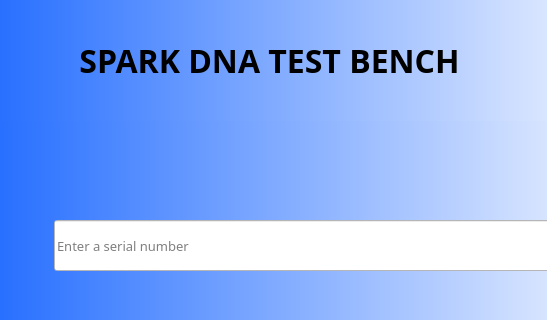
Old version of the form firstDialog.ui in the repository maharaja1510/UI; both pictures show x 126 to 673 and y 0 to 320 of the 800 by 480 pixel window.
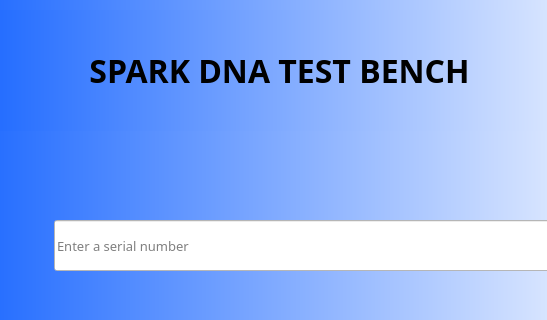
New version of the form.

```diff
--- a/firstDialog.ui
+++ b/firstDialog.ui
@@ -19,8 +19,8 @@
   <widget class="QLabel" name="label">
    <property name="geometry">
     <rect>
-     <x>0</x>
-     <y>0</y>
+     <x>10</x>
+     <y>10</y>
      <width>791</width>
      <height>121</height>
     </rect>
```
